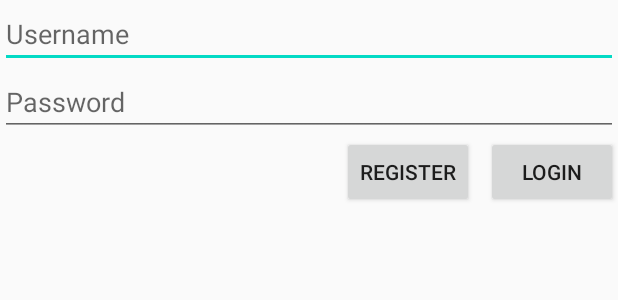
After one commit to ZacharyTherrien/Android-Project, an Android app: the layout fragment_login.xml on its own in the app's theme, with its tools: preview values and no code run, on a phone screen of 412 x 824 dp. The commit adds this screen. Shown: the top 300 px of the screen. Run offline under Robolectric (Android 15) with nearby library versions, the phone set to English and light mode, and no system bars.

Commit message:
Added Layout and Folders
Simply created files to be used for the layout and then created some folders as a skeleton.

```diff
--- a/app/src/main/AndroidManifest.xml
+++ b/app/src/main/AndroidManifest.xml
@@ -9,7 +9,7 @@
         android:roundIcon="@mipmap/ic_launcher_round"
         android:supportsRtl="true"
         android:theme="@style/AppTheme">
-        <activity android:name=".MainActivity">
+        <activity android:name=".HomeActivity">
             <intent-filter>
                 <action android:name="android.intent.action.MAIN" />
 
--- a/app/src/main/java/com/example/project/MainActivity.java
+++ b/app/src/main/java/com/example/project/HomeActivity.java
@@ -4,11 +4,11 @@ import androidx.appcompat.app.AppCompatActivity;
 
 import android.os.Bundle;
 
-public class MainActivity extends AppCompatActivity {
+public class HomeActivity extends AppCompatActivity {
 
     @Override
     protected void onCreate(Bundle savedInstanceState) {
         super.onCreate(savedInstanceState);
-        setContentView(R.layout.activity_main);
+        setContentView(R.layout.activity_home);
     }
 }
--- /dev/null
+++ b/app/src/main/res/layout/content_home.xml
@@ -0,0 +1,6 @@
+<?xml version="1.0" encoding="utf-8"?>
+<androidx.constraintlayout.widget.ConstraintLayout
+    xmlns:android="http://schemas.android.com/apk/res/android" android:layout_width="match_parent"
+    android:layout_height="match_parent">
+
+</androidx.constraintlayout.widget.ConstraintLayout>
--- /dev/null
+++ b/app/src/main/res/layout/fragment_home.xml
@@ -0,0 +1,6 @@
+<?xml version="1.0" encoding="utf-8"?>
+<androidx.constraintlayout.widget.ConstraintLayout
+    xmlns:android="http://schemas.android.com/apk/res/android" android:layout_width="match_parent"
+    android:layout_height="match_parent">
+
+</androidx.constraintlayout.widget.ConstraintLayout>
--- /dev/null
+++ b/app/src/main/res/layout/fragment_login.xml
@@ -0,0 +1,51 @@
+<?xml version="1.0" encoding="utf-8"?>
+<androidx.constraintlayout.widget.ConstraintLayout xmlns:android="http://schemas.android.com/apk/res/android"
+    xmlns:app="http://schemas.android.com/apk/res-auto"
+    xmlns:tools="http://schemas.android.com/tools"
+    android:layout_width="match_parent"
+    android:layout_height="match_parent"
+    tools:context=".ui.login.LoginFragment"
+    tools:showIn="@layout/activity_login">
+
+    <EditText
+        android:id="@+id/username_EditText"
+        android:layout_width="0dp"
+        android:layout_height="wrap_content"
+        android:ems="10"
+        android:hint="Username"
+        android:inputType="textPersonName"
+        app:layout_constraintEnd_toEndOf="parent"
+        app:layout_constraintStart_toStartOf="parent"
+        app:layout_constraintTop_toTopOf="parent" />
+
+    <EditText
+        android:id="@+id/password_EditText"
+        android:layout_width="0dp"
+        android:layout_height="wrap_content"
+        android:ems="10"
+        android:hint="Password"
+        android:inputType="textPassword"
+        app:layout_constraintEnd_toEndOf="parent"
+        app:layout_constraintStart_toStartOf="parent"
+        app:layout_constraintTop_toBottomOf="@+id/username_EditText" />
+
+    <Button
+        android:id="@+id/login_Button"
+        android:layout_width="wrap_content"
+        android:layout_height="wrap_content"
+        android:text="Login"
+        app:layout_constraintEnd_toEndOf="parent"
+        app:layout_constraintTop_toBottomOf="@+id/password_EditText" />
+
+    <Button
+        android:id="@+id/register_Button"
+        android:layout_width="wrap_content"
+        android:layout_height="wrap_content"
+        android:layout_marginEnd="8dp"
+        android:text="Register"
+        app:layout_constraintBottom_toBottomOf="@+id/login_Button"
+        app:layout_constraintEnd_toStartOf="@+id/login_Button"
+        app:layout_constraintTop_toTopOf="@+id/login_Button"
+        app:layout_constraintVertical_bias="0.0" />
+
+</androidx.constraintlayout.widget.ConstraintLayout>
--- /dev/null
+++ b/app/src/main/res/layout/fragment_task_entry.xml
@@ -0,0 +1,6 @@
+<?xml version="1.0" encoding="utf-8"?>
+<androidx.constraintlayout.widget.ConstraintLayout
+    xmlns:android="http://schemas.android.com/apk/res/android" android:layout_width="match_parent"
+    android:layout_height="match_parent">
+
+</androidx.constraintlayout.widget.ConstraintLayout>
```
Also changed, not shown: app/src/main/java/com/example/project/login/LoginDialogFragment.java (added, +65 -0 lines), app/src/main/java/com/example/project/login/LoginManager.java (added, +51 -0 lines), app/src/main/java/com/example/project/login/LoginManagerStub.java (added, +141 -0 lines), app/src/main/java/com/example/project/login/OnLoginListener.java (added, +30 -0 lines), app/src/main/java/com/example/project/login/RegisterDialogFragment.java (added, +68 -0 lines), app/src/main/java/com/example/project/ui/util/DatePickerDialogFragment.java (added, +88 -0 lines), app/src/main/java/com/example/project/ui/util/TimePickerDialogFragment.java (added, +87 -0 lines), app/src/main/res/layout/fragment_register.xml (added, +58 -0 lines), app/src/main/res/layout/activity_home.xml (renamed from app/src/main/res/layout/activity_main.xml).
